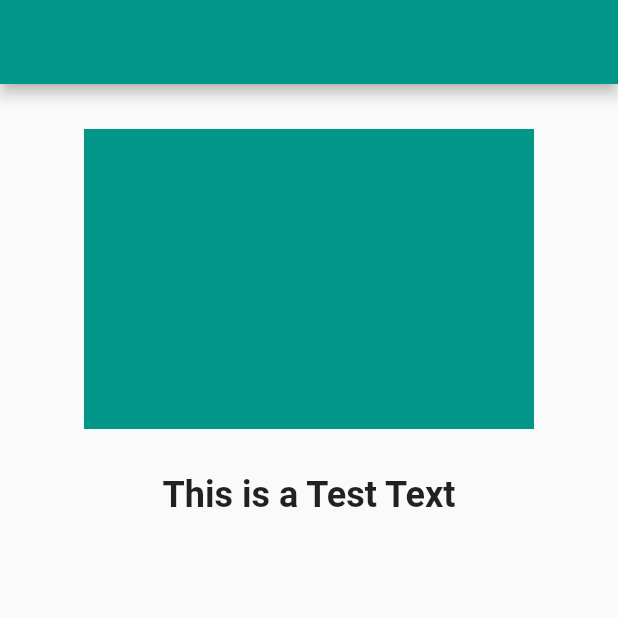
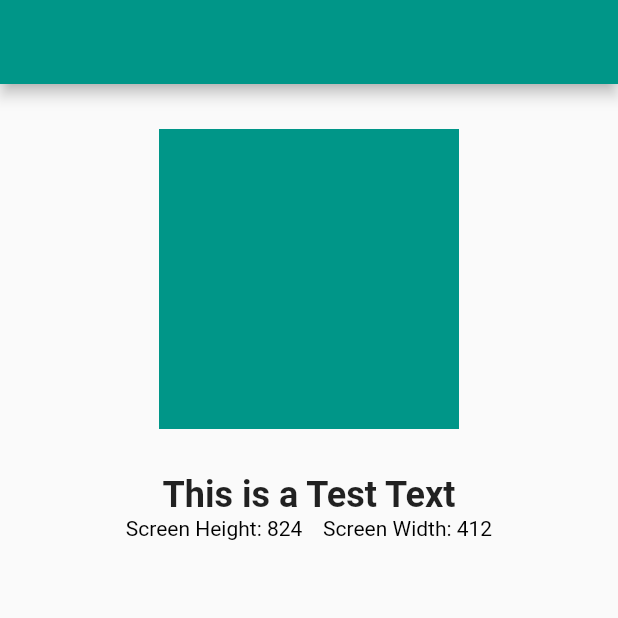
Before and after one commit to AhmedAbouelkher/Response-for-Flutter, a Flutter app: the screen it shows after launch, on a phone screen of 412 x 824 dp, the top half of it. Run offline on Flutter 3.47's test engine with Material 2 defaults, Android fonts, the phone set to English and light mode, and no system bars.

Commit message:
adding features

```diff
--- a/example/lib/main.dart
+++ b/example/lib/main.dart
@@ -39,7 +39,7 @@ class HomePage extends StatelessWidget {
               //across all the available displays on which the app will work on.
               //Note: the scaling process will work also in the same device in both
               //in Portrait mode or in Landscape mode.
-              width: ResponseUI().setWidth(300),
+              width: ResponseUI().setWidth(200),
               height: ResponseUI().setHeight(200),
               color: Colors.teal,
             ),
@@ -53,7 +53,21 @@ class HomePage extends StatelessWidget {
                 fontSize: ResponseUI().setFontSize(24),
                 fontWeight: FontWeight.bold,
               ),
-            )
+            ),
+            RichText(
+              text: TextSpan(
+                children: [
+                  TextSpan(
+                      text:
+                          'Screen Height: ${ResponseUI().currentPositionHeight}  ',
+                      style: TextStyle(color: Colors.black)),
+                  TextSpan(
+                      text:
+                          '  Screen Width: ${ResponseUI().currentPositionWidth}',
+                      style: TextStyle(color: Colors.black)),
+                ],
+              ),
+            ),
           ],
         ),
       ),
--- a/lib/responsive.dart
+++ b/lib/responsive.dart
@@ -110,6 +110,14 @@ class ResponseUI {
   ///[inMobilePortrait] is helpful if you want to know whether the device you are
   ///working on a Mobile Portrait or a Tablet Portrait mode
 
+  ///[currentPositionWidth] returns the current device position screen width.
+  ///Note: You can use it insted of `MediaQuery.of(context).size.width`
+  int get currentPositionWidth => _screenWidth.round();
+
+  ///[currentPositionHeight] returns the current device position screen width.
+  ///Note: You can use it insted of `MediaQuery.of(context).size.height`
+  int get currentPositionHeight => _screenHeight.round();
+
   bool get inMobilePortrait => _isMobilePortrait;
 
   ///[setWidth] uses its argument [width] to calculate the initial widget width
```
